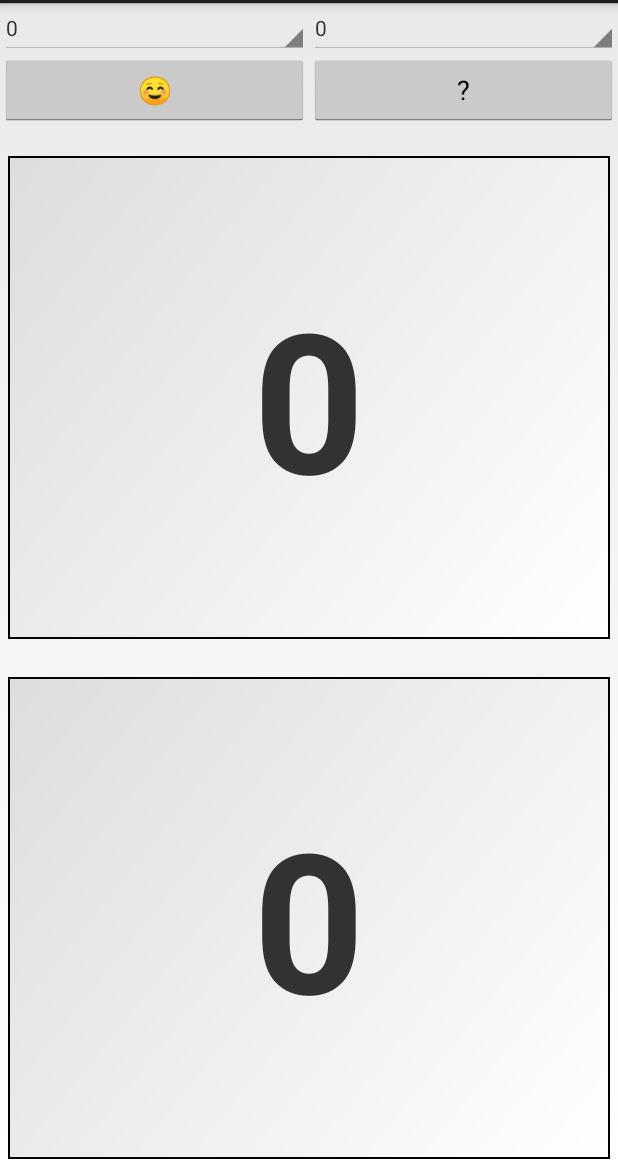
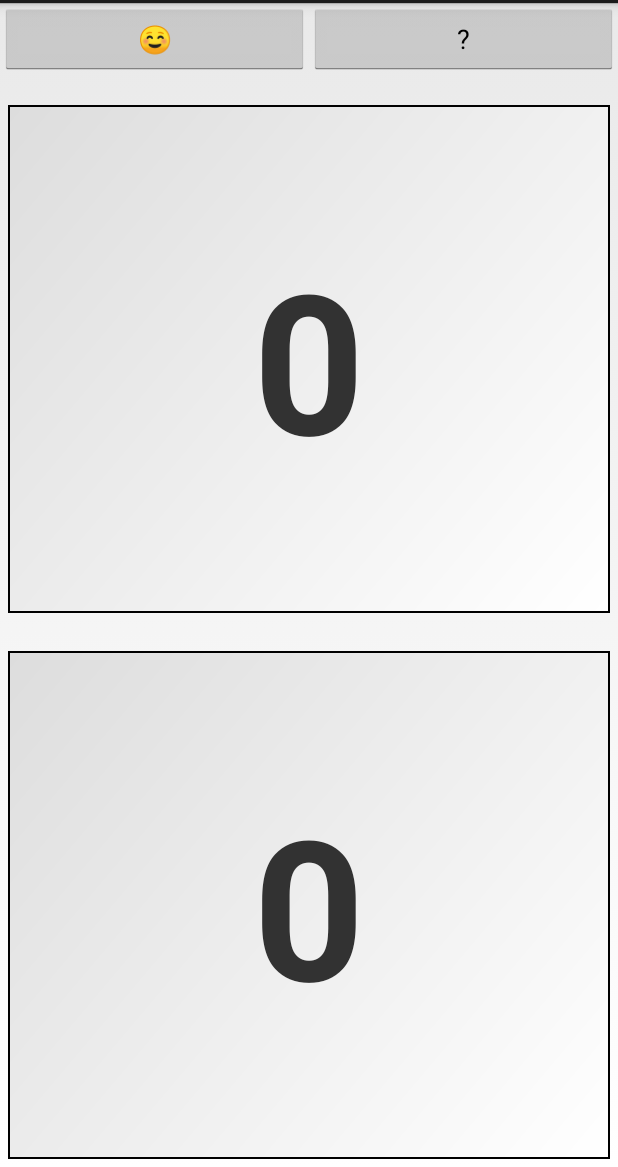
Before and after one commit to kemot90/Scrumteczki2, an Android app: the screen it shows after launch (MainActivity), on a phone screen of 412 x 824 dp, the part 69-1236 px from its top. Run offline under Robolectric (Android 15) with nearby library versions, the phone set to English and light mode, and no system bars.

Commit message:
Działające rozwiązanie oparte na oknie dialogowym.
Dialog jest teraz podklasą aktyności estymacji.
Usunięto możliwość estymowania przez Spinnery.

```diff
--- a/Scrumteczki2/src/main/AndroidManifest.xml
+++ b/Scrumteczki2/src/main/AndroidManifest.xml
@@ -16,6 +16,7 @@
         android:theme="@style/AppTheme">
         <activity
             android:name="pl.kemot.scrum.scrumteczki2.MainActivity"
+            android:configChanges="orientation|keyboardHidden"
             android:label="@string/app_name" >
             <intent-filter>
                 <action android:name="android.intent.action.MAIN" />
--- a/Scrumteczki2/src/main/java/pl/kemot/scrum/scrumteczki2/Estimate.java
+++ b/Scrumteczki2/src/main/java/pl/kemot/scrum/scrumteczki2/Estimate.java
@@ -3,19 +3,24 @@ package pl.kemot.scrum.scrumteczki2;
 /**
  * Created by Tomek on 05.10.13.
  */
-public class Estimate implements Comparable<Estimate> {
+public final class Estimate implements Comparable<Estimate> {
     /** Etykieta estymaty. */
     private final String label;
     /** Estymowany czas trwania w godzinach. */
     private final Integer estimateTimeInMinutes;
     /** Stała określająca liczbę godzin w dobie. */
     private static final int HOURS_IN_DAY = 24;
-    /** Stała określająca ilość minut w godzinie */
+    /** Stała określająca ilość minut w godzinie. */
     private static final int MINUTES_IN_HOUR = 60;
-    /** Znak nieskończoności w Unicode */
+    /** Znak nieskończoności w Unicode. */
     private static final String INFINITY = "\u221E";
 
-    private Estimate(String label, Integer estimateTimeInMinutes) {
+    /**
+     * Tworzy estymatę o określonej etykiecie i czasie w minutach.
+     * @param label Estykieta estymaty.
+     * @param estimateTimeInMinutes Estymowany czas w minutach.
+     */
+    private Estimate(final String label, final Integer estimateTimeInMinutes) {
         this.label = label;
         this.estimateTimeInMinutes = estimateTimeInMinutes;
     }
--- a/Scrumteczki2/src/main/java/pl/kemot/scrum/scrumteczki2/MainActivity.java
+++ b/Scrumteczki2/src/main/java/pl/kemot/scrum/scrumteczki2/MainActivity.java
@@ -1,11 +1,15 @@
 package pl.kemot.scrum.scrumteczki2;
 
 import android.app.AlertDialog;
+import android.app.Dialog;
+import android.app.DialogFragment;
+import android.content.BroadcastReceiver;
 import android.content.Context;
 import android.content.DialogInterface;
+import android.content.Intent;
+import android.content.IntentFilter;
 import android.os.Bundle;
 import android.app.Activity;
-import android.text.Layout;
 import android.util.Log;
 import android.view.LayoutInflater;
 import android.view.Menu;
@@ -16,44 +20,32 @@ import android.widget.Spinner;
 import android.widget.TextView;
 
 import java.lang.reflect.Array;
-import java.util.LinkedList;
+import java.util.ArrayList;
+import java.util.Arrays;
 import java.util.List;
 
 import pl.kemot.scrum.scrumteczki2.model.StandardEstimatesModel;
 
 public class MainActivity extends Activity {
 
-    private TextView optimistic;
-    private TextView pessimistic;
-    private Spinner leftEstimate;
-    private Spinner rightEstimate;
+    private Estimate[] estimates;
+    private List<Estimate> estimatesList;
+    private Estimate optimisticEstimate;
+    private Estimate pessimisticEstimate;
+    private int optimisticPosition;
+    private int pessimisticPosition;
 
     @Override
     protected void onCreate(Bundle savedInstanceState) {
         super.onCreate(savedInstanceState);
         setContentView(R.layout.main);
 
-        EstimateAdapter estimateAdapter = new EstimateAdapter(
-                MainActivity.this,
-                R.layout.main,
-                StandardEstimatesModel.getEstimates());
+        Log.d("TM:MainActivity", "onCreate()");
 
-        leftEstimate = (Spinner) findViewById(R.id.estimateLeft);
-        rightEstimate = (Spinner) findViewById(R.id.estimateRight);
-        optimistic = (TextView) findViewById(R.id.optimistic);
-        pessimistic = (TextView) findViewById(R.id.pessimistic);
+        estimates = StandardEstimatesModel.getEstimates();
+        estimatesList = Arrays.asList(estimates);
 
-        leftEstimate.setAdapter(estimateAdapter);
-        rightEstimate.setAdapter(estimateAdapter);
-
-        leftEstimate.setOnItemSelectedListener(getSelectEvent());
-        rightEstimate.setOnItemSelectedListener(getSelectEvent());
-
-        Spinner estimateSpinner = new Spinner(MainActivity.this);
-        estimateSpinner.setAdapter(estimateAdapter);
-        estimateSpinner.setOnItemSelectedListener(getSelectEvent());
-
-        optimistic.setOnClickListener(createEstimateClickEvent());
+        initializeEstimates();
     }
 
     @Override
@@ -63,43 +55,115 @@ public class MainActivity extends Activity {
         return true;
     }
 
-    private AdapterView.OnItemSelectedListener getSelectEvent() {
-        return new AdapterView.OnItemSelectedListener() {
-
-            @Override
-            public void onItemSelected(AdapterView<?> adapterView, View view, int position, long id) {
-                try {
-                    TextView optimistic = (TextView) findViewById(R.id.optimistic);
-                    TextView pessimistic = (TextView) findViewById(R.id.pessimistic);
-
-                    final Spinner leftSpinner = (Spinner) findViewById(R.id.estimateLeft);
-                    final Spinner rightSpinner = (Spinner) findViewById(R.id.estimateRight);
-
-                    Estimate leftEstimate = (Estimate) leftSpinner.getSelectedItem();
-                    Estimate rightEstimate = (Estimate) rightSpinner.getSelectedItem();
-
-                    if (leftEstimate.getEstimateTimeInMinutes() > rightEstimate.getEstimateTimeInMinutes()) {
-                        optimistic.setText(rightEstimate.getLabel());
-                        pessimistic.setText(leftEstimate.getLabel());
-                    } else {
-                        optimistic.setText(leftEstimate.getLabel());
-                        pessimistic.setText(rightEstimate.getLabel());
-                    }
-                } catch (Exception ex) {
-                    System.out.println(ex);
-                }
-            }
-            @Override
-            public void onNothingSelected(AdapterView<?> adapter) {  }
-        };
-    }
-
     private AdapterView.OnClickListener createEstimateClickEvent() {
         return new View.OnClickListener() {
             @Override
             public void onClick(View v) {
-                new EstimateDialogFragment(MainActivity.this).show(getFragmentManager(), "MyDialog");
+                new EstimateDialogFragment(v).show(getFragmentManager(), "Wybierz estymatę");
             }
         };
     }
+
+    @Override
+    protected void onSaveInstanceState(Bundle outState) {
+        super.onSaveInstanceState(outState);
+        Log.d("TM:MainActivity", "onSaveInstanceState()");
+        outState.putInt("optimistic", optimisticPosition);
+        outState.putInt("pessimistic", pessimisticPosition);
+    }
+
+    @Override
+    protected void onRestoreInstanceState(Bundle savedInstanceState) {
+        super.onRestoreInstanceState(savedInstanceState);
+        Log.d("TM:MainActivity", "onRestoreInstanceState()");
+        optimisticPosition = savedInstanceState.getInt("optimistic", 0);
+        pessimisticPosition = savedInstanceState.getInt("pessimistic", 0);
+        initializeEstimates();
+    }
+
+    private void initializeEstimates() {
+        optimisticEstimate = estimates[optimisticPosition];
+        pessimisticEstimate = estimates[pessimisticPosition];
+
+        TextView optimistic = (TextView) findViewById(R.id.optimistic);
+        TextView pessimistic = (TextView) findViewById(R.id.pessimistic);
+
+        optimistic.setOnClickListener(createEstimateClickEvent());
+        pessimistic.setOnClickListener(createEstimateClickEvent());
+
+        optimistic.setText(this.optimisticEstimate.getLabel());
+        pessimistic.setText(this.pessimisticEstimate.getLabel());
+    }
+
+    private class EstimateDialogFragment extends DialogFragment {
+        private String[] labels;
+        private int estimatePosition;
+        private final TextView optimistic;
+        private final TextView pessimistic;
+        private final View callingView;
+
+        public EstimateDialogFragment(View callingView) {
+            this.optimistic = (TextView) findViewById(R.id.optimistic);
+            this.pessimistic = (TextView) findViewById(R.id.pessimistic);
+            this.callingView = callingView;
+            if (callingView.getId() == R.id.optimistic) {
+                estimatePosition = optimisticPosition;
+            } else {
+                estimatePosition = pessimisticPosition;
+            }
+            init();
+        }
+
+        @Override
+        public Dialog onCreateDialog(Bundle savedInstanceState) {
+            LayoutInflater inflater = (LayoutInflater) getSystemService(Context.LAYOUT_INFLATER_SERVICE);
+            AlertDialog.Builder dialogBuilder = new AlertDialog.Builder(MainActivity.this);
+            View estimatePickerLayout = inflater.inflate(R.layout.estimate_picker, null);
+
+            final NumberPicker picker = (NumberPicker) estimatePickerLayout.findViewById(R.id.estimateNumberPicker);
+            picker.setMinValue(0);
+            picker.setMaxValue(estimates.length - 1);
+            picker.setDisplayedValues(labels);
+            picker.setValue(estimatePosition);
+
+            return dialogBuilder
+                    .setView(estimatePickerLayout)
+                    .setPositiveButton("Wybierz", new DialogInterface.OnClickListener() {
+                        @Override
+                        public void onClick(DialogInterface dialog, int which) {
+                            int pickedValue = picker.getValue();
+                            Estimate estimate = estimates[pickedValue];
+                            if (callingView.getId() == R.id.optimistic) {
+                                if (pessimisticEstimate.compareTo(estimate) < 0) {
+                                    optimisticEstimate = pessimisticEstimate;
+                                    pessimisticEstimate = estimate;
+                                } else {
+                                    optimisticEstimate = estimate;
+                                }
+                            }
+                            if (callingView.getId() == R.id.pessimistic) {
+                                if (optimisticEstimate.compareTo(estimate) > 0) {
+                                    pessimisticEstimate = optimisticEstimate;
+                                    optimisticEstimate = estimate;
+                                } else {
+                                    pessimisticEstimate = estimate;
+                                }
+                            }
+                            optimisticPosition = estimatesList.indexOf(optimisticEstimate);
+                            pessimisticPosition = estimatesList.indexOf(pessimisticEstimate);
+                            optimistic.setText(optimisticEstimate.getLabel());
+                            pessimistic.setText(pessimisticEstimate.getLabel());
+                        }
+                    })
+                    .create();
+
+        }
+
+        private void init() {
+            labels = (String[]) Array.newInstance(String.class, estimates.length);
+            for (int i = 0; i < estimates.length; i++) {
+                labels[i] = estimates[i].getLabel();
+            }
+        }
+    }
 }
--- a/Scrumteczki2/src/main/res/layout/main.xml
+++ b/Scrumteczki2/src/main/res/layout/main.xml
@@ -7,20 +7,6 @@
         android:layout_width="fill_parent"
         android:layout_height="wrap_content"
         android:orientation="horizontal">
-        <TableRow
-            android:layout_width="match_parent"
-            android:layout_height="wrap_content">
-            <Spinner
-                android:id="@+id/estimateLeft"
-                android:layout_width="fill_parent"
-                android:layout_height="wrap_content"
-                android:layout_weight="1" />
-            <Spinner
-                android:id="@+id/estimateRight"
-                android:layout_width="fill_parent"
-                android:layout_height="wrap_content"
-                android:layout_weight="1" />
-        </TableRow>
         <TableRow
             android:layout_width="match_parent"
             android:layout_height="wrap_content">
```
Also changed, not shown: Scrumteczki2/src/main/java/pl/kemot/scrum/scrumteczki2/EstimateDialogFragment.java (deleted, +0 -73 lines), Scrumteczki2/src/main/java/pl/kemot/scrum/scrumteczki2/EstimatePicker.java (deleted, +0 -20 lines), Scrumteczki2/src/main/java/pl/kemot/scrum/scrumteczki2/ScrumteczkiApp.java (+9 -0 lines).
